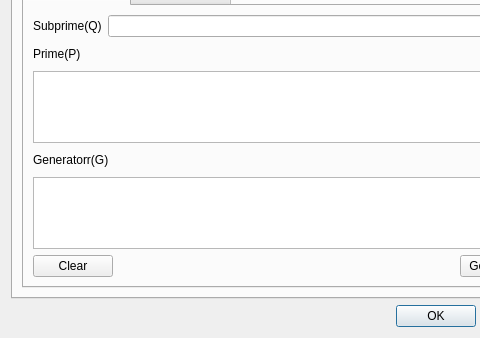
Before: the Qt Designer form CryptokiMan/gen_key_pair_dlg.ui in jykim74/CryptokiMan, drawn with Qt 5; both pictures show x 0 to 480 and y 208 to 546 of the 573 by 546 pixel window.
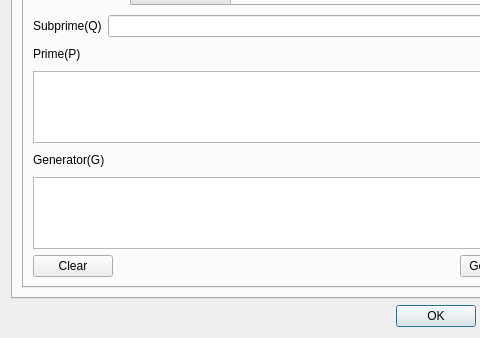
After: the same form once the commit is applied.

Patch:
```diff
--- a/CryptokiMan/gen_key_pair_dlg.ui
+++ b/CryptokiMan/gen_key_pair_dlg.ui
@@ -647,7 +647,7 @@
              <item row="0" column="0">
               <widget class="QLabel" name="label_20">
                <property name="text">
-                <string>Generatorr(G)</string>
+                <string>Generator(G)</string>
                </property>
               </widget>
              </item>
```
